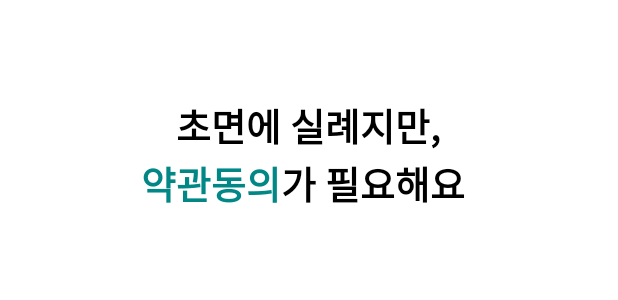
After one commit to skye3870/how-about-here, an Android app: the layout activity_join_agree.xml on its own in the app's theme, with its tools: preview values and no code run, on a phone screen of 412 x 824 dp. The commit adds this screen. Shown: the top 300 px of the screen. Run offline under Robolectric (Android 15) with nearby library versions, the light colour scheme and no system bars.

Commit message:
210315 commit

```diff
--- a/app/src/main/AndroidManifest.xml
+++ b/app/src/main/AndroidManifest.xml
@@ -28,7 +28,7 @@
             android:screenOrientation="portrait"
             android:theme="@style/Theme.How_about_here.NoActionBar" />
         <activity android:name=".src.main.HomeCouponPopupActivity"/>
-        <activity android:name=".src.main.JoinLoginActivity"/>
+        <activity android:name=".src.main.my.JoinLoginActivity"/>
     </application>
 
 </manifest>
--- /dev/null
+++ b/app/src/main/res/layout/activity_join_agree.xml
@@ -0,0 +1,53 @@
+<?xml version="1.0" encoding="utf-8"?>
+<androidx.constraintlayout.widget.ConstraintLayout xmlns:android="http://schemas.android.com/apk/res/android"
+    xmlns:app="http://schemas.android.com/apk/res-auto"
+    xmlns:tools="http://schemas.android.com/tools"
+    android:layout_width="match_parent"
+    android:layout_height="match_parent"
+    tools:context=".src.main.my.JoinAgreeActivity">
+
+    <TextView
+        android:id="@+id/textView3"
+        android:layout_width="wrap_content"
+        android:layout_height="wrap_content"
+        android:layout_marginTop="64dp"
+        android:text="초면에 실례지만,"
+        android:textColor="@color/black"
+        android:textSize="@dimen/my_join_top"
+        android:textStyle="bold"
+        app:layout_constraintEnd_toEndOf="parent"
+        app:layout_constraintHorizontal_bias="0.498"
+        app:layout_constraintStart_toStartOf="parent"
+        app:layout_constraintTop_toTopOf="parent" />
+
+    <TextView
+        android:id="@+id/textView4"
+        android:layout_width="wrap_content"
+        android:layout_height="wrap_content"
+        android:layout_marginEnd="248dp"
+        android:layout_marginRight="248dp"
+        android:text="약관동의"
+        android:textColor="@color/teal_700"
+        android:textSize="@dimen/my_join_top"
+        android:textStyle="bold"
+        app:layout_constraintEnd_toEndOf="parent"
+        app:layout_constraintStart_toStartOf="@+id/textView3"
+        app:layout_constraintTop_toBottomOf="@+id/textView3" />
+
+    <TextView
+        android:id="@+id/textView6"
+        android:layout_width="wrap_content"
+        android:layout_height="wrap_content"
+        android:text="가 필요해요"
+        android:textColor="@color/black"
+        android:textSize="@dimen/my_join_top"
+        android:textStyle="bold"
+        app:layout_constraintEnd_toEndOf="@+id/textView3"
+        app:layout_constraintHorizontal_bias="0.0"
+        app:layout_constraintStart_toEndOf="@+id/textView4"
+        app:layout_constraintTop_toBottomOf="@+id/textView3" />
+
+
+
+
+</androidx.constraintlayout.widget.ConstraintLayout>
--- a/app/src/main/res/layout/activity_join_login.xml
+++ b/app/src/main/res/layout/activity_join_login.xml
@@ -4,7 +4,7 @@
     xmlns:tools="http://schemas.android.com/tools"
     android:layout_width="match_parent"
     android:layout_height="match_parent"
-    tools:context=".src.main.JoinLoginActivity">
+    tools:context=".src.main.my.JoinLoginActivity">
 
 
     <ImageView
--- a/app/src/main/res/values/dimens.xml
+++ b/app/src/main/res/values/dimens.xml
@@ -9,5 +9,5 @@
     <dimen name="home_icon_marginbottom">10dp</dimen>
     <dimen name="top_menu_text">15dp</dimen>
     <dimen name="center_menu_text">20dp</dimen>
-
+    <dimen name="my_join_top">25dp</dimen>
 </resources>
```
Also changed, not shown: app/src/main/java/com/example/how_about_here/src/main/my/JoinAgreeActivity.kt (renamed from app/src/main/java/com/example/how_about_here/src/main/JoinLoginActivity.kt, +4 -8 lines), app/src/main/java/com/example/how_about_here/src/main/my/JoinLoginActivity.kt (added, +27 -0 lines), app/src/main/java/com/example/how_about_here/src/main/my/MyFragment.kt (+1 -8 lines), app/src/main/res/layout/fragment_my.xml (+71 -2 lines).
